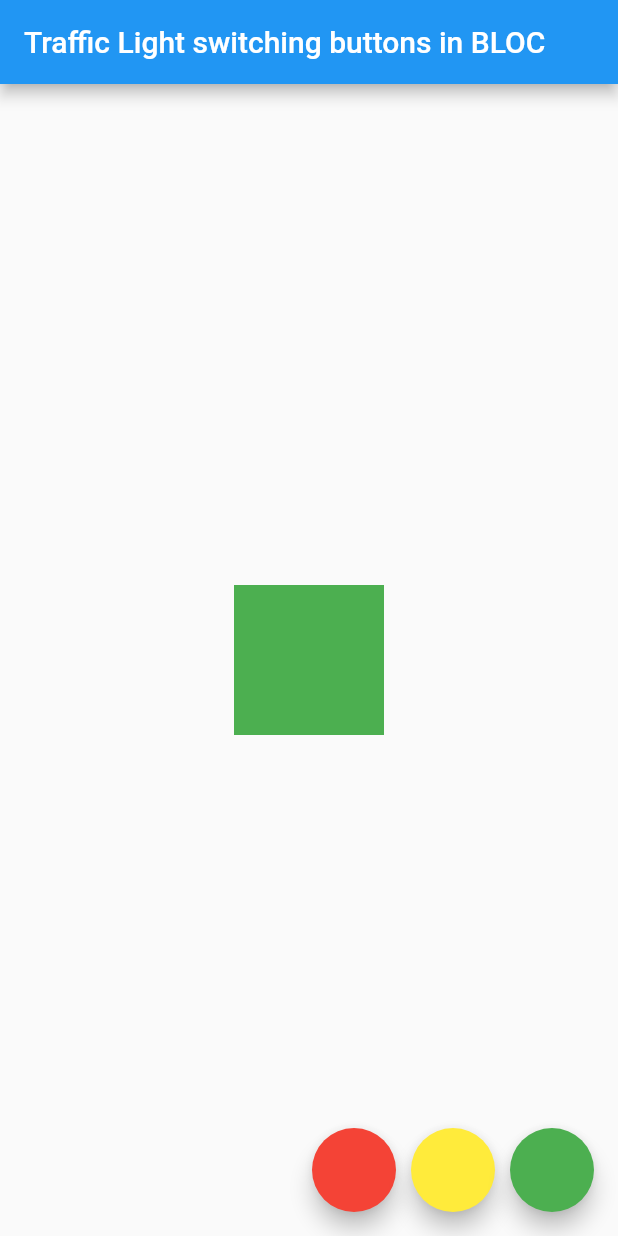
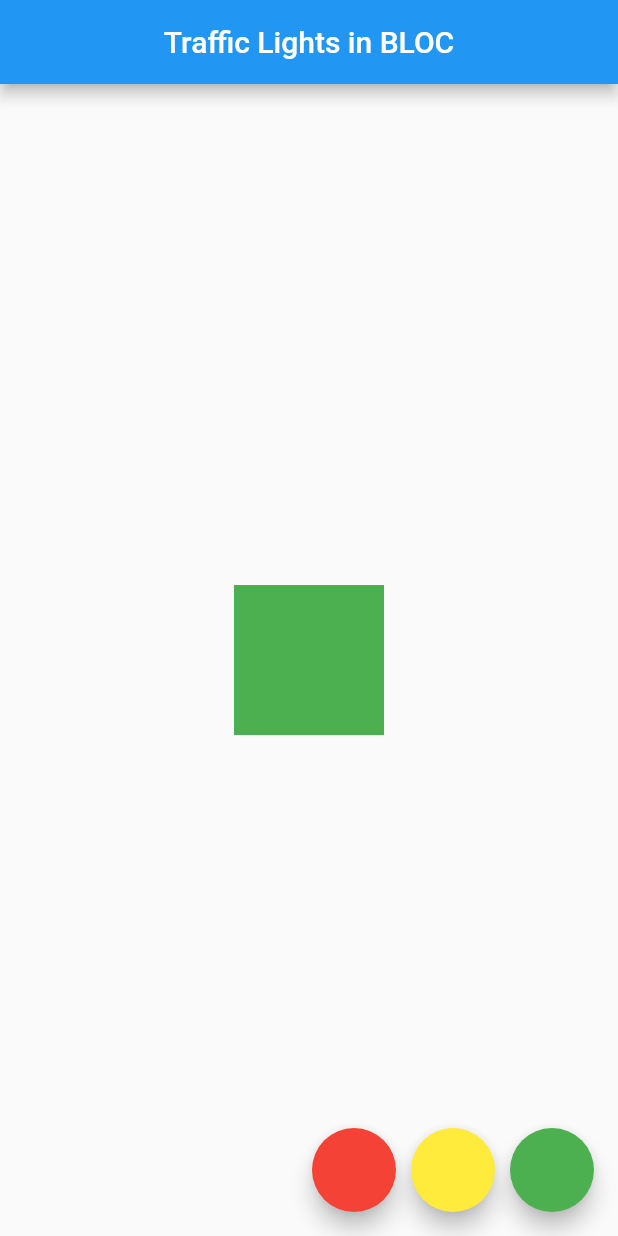
Before and after one commit to krs83/Traffic_Lights_inBLOC, a Flutter app: the screen it shows after launch, on a phone screen of 412 x 824 dp. Run offline on Flutter 3.47's test engine with Material 2 defaults, Android fonts, the phone set to English and light mode, and no system bars; our stand-ins replace bloc, flutter_bloc.

Commit message:
final refactoring

```diff
--- a/lib/bloc/traffic_lights_bloc.dart
+++ b/lib/bloc/traffic_lights_bloc.dart
@@ -7,7 +7,7 @@ import 'package:traffic_lights_in_bloc/utility/constants.dart';
 part 'traffic_lights_event.dart';
 
 class TrafficLightsBloc extends Bloc<TrafficLightsEvent, Color> {
-  TrafficLightsBloc() : super(Colors.green) {
+  TrafficLightsBloc() : super(green) {
     on<Red>((event, emit) => emit(red));
     on<Yellow>((event, emit) => emit(yellow));
     on<Green>((event, emit) => emit(green));
--- a/lib/main.dart
+++ b/lib/main.dart
@@ -2,6 +2,7 @@ import 'package:flutter/material.dart';
 import 'package:flutter_bloc/flutter_bloc.dart';
 import 'package:traffic_lights_in_bloc/bloc/traffic_lights_bloc.dart';
 import 'package:traffic_lights_in_bloc/screen/traffic_lights_screen.dart';
+import 'package:traffic_lights_in_bloc/utility/constants.dart';
 
 void main() {
   runApp(const MyApp());
@@ -19,8 +20,7 @@ class MyApp extends StatelessWidget {
       ),
       home: BlocProvider(
         create: (BuildContext context) => TrafficLightsBloc(),
-        child: const TrafficLightsScreen(
-            title: 'Traffic Light switching buttons in BLOC'),
+        child: const TrafficLightsScreen(title: appTitle),
       ),
     );
   }
--- a/lib/screen/traffic_lights_screen.dart
+++ b/lib/screen/traffic_lights_screen.dart
@@ -21,6 +21,7 @@ class _TrafficLightsScreenState extends State<TrafficLightsScreen> {
     return Scaffold(
       appBar: AppBar(
         title: Text(widget.title),
+        centerTitle: true,
       ),
       body: Center(
         child: Column(
@@ -37,19 +38,19 @@ class _TrafficLightsScreenState extends State<TrafficLightsScreen> {
         children: [
           ColorButtons(
             color: red,
-            tooltip: 'red color',
+            tooltip: redTip,
             onPressed: () => _bloc.add(Red()),
           ),
           const SizedBox(width: 10.0),
           ColorButtons(
             color: yellow,
-            tooltip: 'yellow color',
+            tooltip: yellowTip,
             onPressed: () => _bloc.add(Yellow()),
           ),
           const SizedBox(width: 10.0),
           ColorButtons(
             color: green,
-            tooltip: 'green color',
+            tooltip: greenTip,
             onPressed: () => _bloc.add(Green()),
           ),
         ],
--- a/lib/utility/color_tools.dart
+++ b/lib/utility/color_tools.dart
@@ -1,5 +1,6 @@
 import 'package:flutter/cupertino.dart';
 import 'package:flutter/material.dart';
+import 'package:traffic_lights_in_bloc/utility/constants.dart';
 
 class ColorButtons extends StatelessWidget {
   final String? tooltip;
@@ -26,23 +27,19 @@ class ColorButtons extends StatelessWidget {
 }
 
 class ColorContainer extends StatelessWidget {
+  final Color color;
+
   const ColorContainer({
     Key? key,
     required this.color,
   }) : super(key: key);
 
-  final Color color;
-
   @override
   Widget build(BuildContext context) {
     return AnimatedContainer(
       duration: const Duration(milliseconds: 500),
-
-      /// todo: add to constants
-      width: 100,
-      height: 100,
-
-      /// Todo: change color to variable
+      width: containerWidth,
+      height: containerHeight,
       color: color,
     );
   }
--- a/lib/utility/constants.dart
+++ b/lib/utility/constants.dart
@@ -1,7 +1,13 @@
 import 'package:flutter/material.dart';
-
-/// todo: add all constants from all app in here
 
 const Color red = Colors.red;
 const Color yellow = Colors.yellow;
 const Color green = Colors.green;
+
+const double containerWidth = 100.0;
+const double containerHeight = 100.0;
+
+const String appTitle = 'Traffic Lights in BLOC';
+const String redTip = 'red color';
+const String yellowTip = 'yellow color';
+const String greenTip = 'green color';
```
